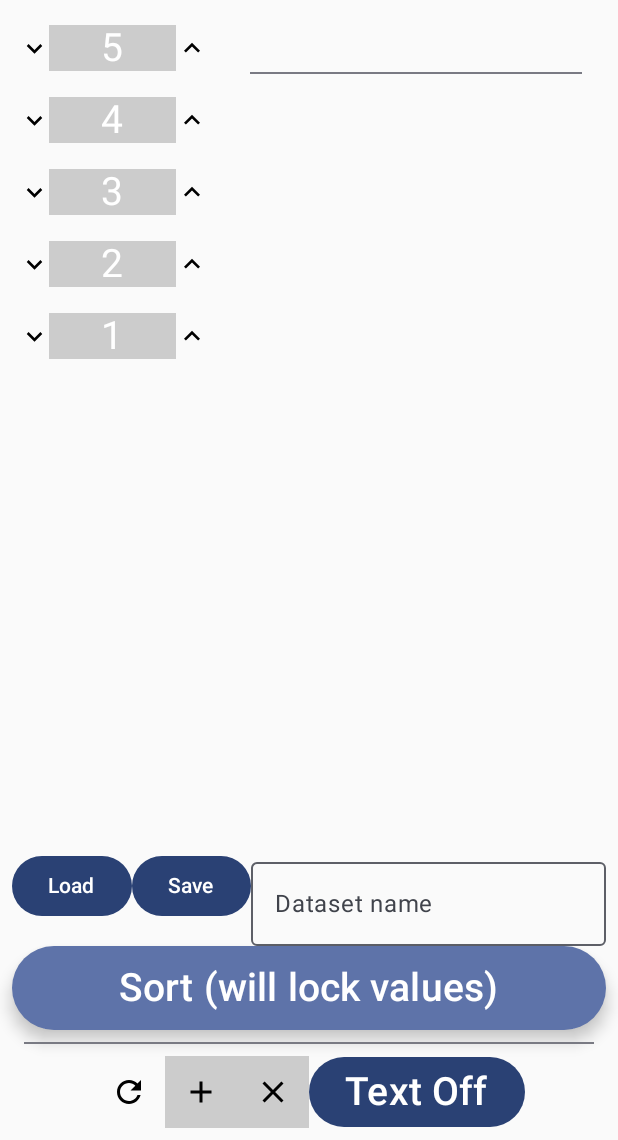
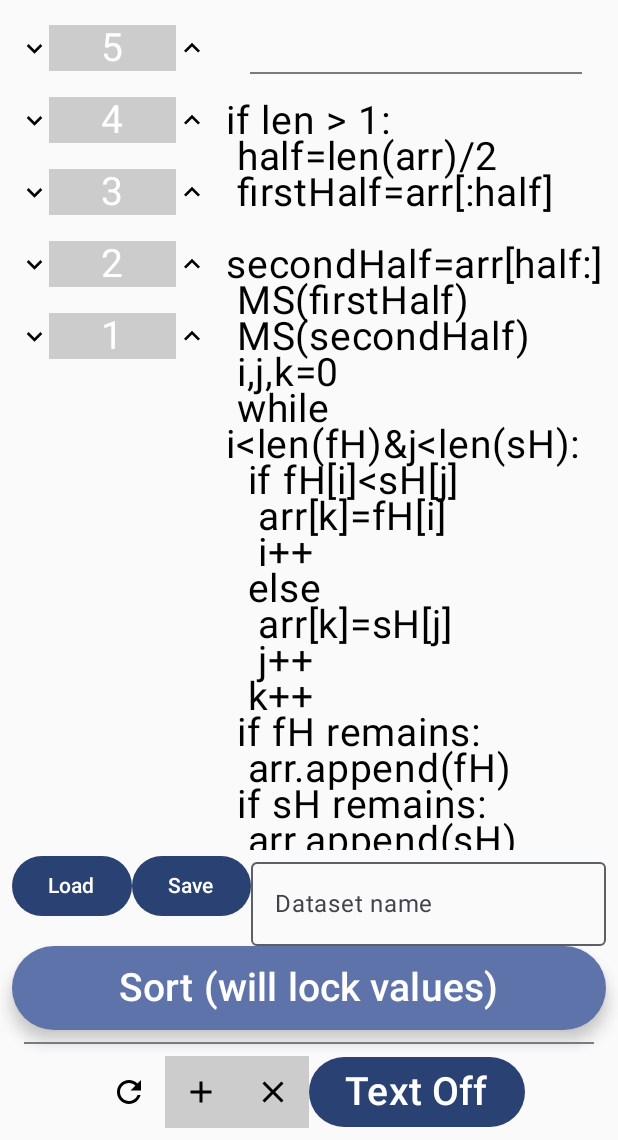
Before and after one commit to alex-ha-192/Algorithm-Teaching-App, an Android app built with Jetpack Compose: the MergeSortScreen screen opened through its navigation route, on a phone screen of 412 x 824 dp, the part 96-1236 px from its top. Run offline under Robolectric (Android 15) with nearby library versions, the phone set to English and light mode, and no system bars; our stand-ins replace Room's generated code.

Commit message:
MergeSortScreen.kt pseudocode done

```diff
--- a/app/src/main/java/com/puterscience/algorithmteachingapp/algo_screens/MergeSortScreen.kt
+++ b/app/src/main/java/com/puterscience/algorithmteachingapp/algo_screens/MergeSortScreen.kt
@@ -181,7 +181,27 @@ fun MergeSortScreen(toSort: List<Int>, settings: Settings, defaults: Defaults, c
                     Text(text = explanationText.value, fontSize = (if (settings.largeText.value) defaults.defaultLargeText.sp else defaults.defaultSmallText.sp))
                     Divider(modifier = Modifier.padding(16.dp))
                     Text(
-                            text = (""),
+                            text = (
+                                    "if len > 1:" +
+                                            "\n half=len(arr)/2" +
+                                            "\n firstHalf=arr[:half]" +
+                                            "\n secondHalf=arr[half:]" +
+                                            "\n MS(firstHalf)" +
+                                            "\n MS(secondHalf)" +
+                                            "\n i,j,k=0" +
+                                            "\n while i<len(fH)&j<len(sH):" +
+                                            "\n  if fH[i]<sH[j]" +
+                                            "\n   arr[k]=fH[i]" +
+                                            "\n   i++" +
+                                            "\n  else" +
+                                            "\n   arr[k]=sH[j]" +
+                                            "\n   j++" +
+                                            "\n  k++" +
+                                            "\n if fH remains:" +
+                                            "\n  arr.append(fH)" +
+                                            "\n if sH remains:" +
+                                            "\n  arr.append(sH)"
+                                    ),
                             fontSize = (if (settings.largeText.value) defaults.defaultLargeText.sp else defaults.defaultSmallText.sp),
                             modifier = Modifier.alpha(if (textToggle.value) 1f else 0f)
                     )
```
